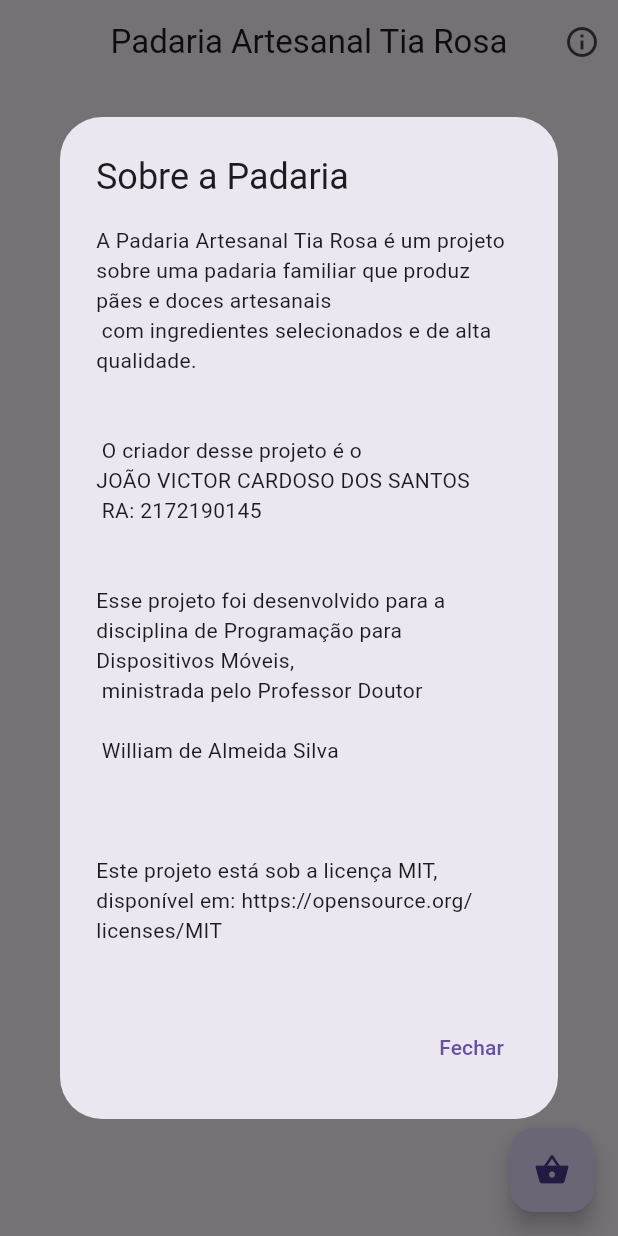
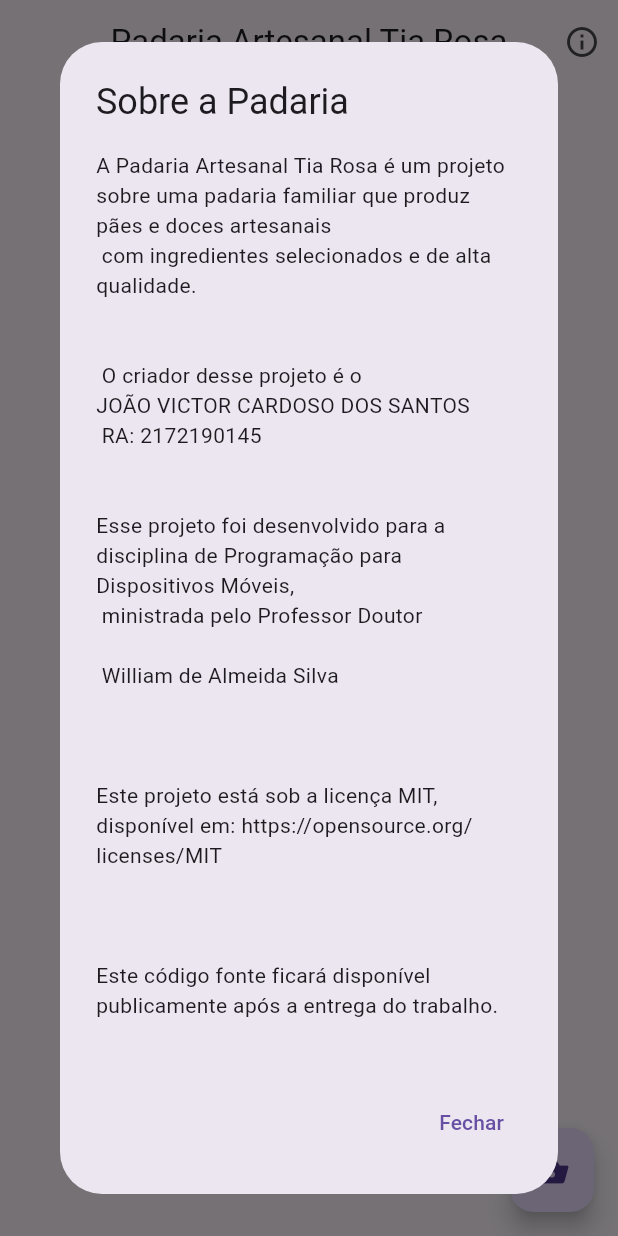
Before and after one commit to jvcss/padaria_dona_rosa, a Flutter app: the screen it shows after launch, after a tap on the "info outline" icon, on a phone screen of 412 x 824 dp. Run offline on Flutter 3.47's test engine with Material 3 defaults, Android fonts, the phone set to English and light mode, and no system bars.

Commit message:
dx: infos +

```diff
--- a/lib/strings.dart
+++ b/lib/strings.dart
@@ -7,4 +7,6 @@ Esse projeto foi desenvolvido para a disciplina de Programação para Dispositiv
  ministrada pelo Professor Doutor \n\n William de Almeida Silva
 \n\n
 Este projeto está sob a licença MIT, disponível em: https://opensource.org/licenses/MIT
+\n\n
+Este código fonte ficará disponível publicamente após a entrega do trabalho.
 """;
```
